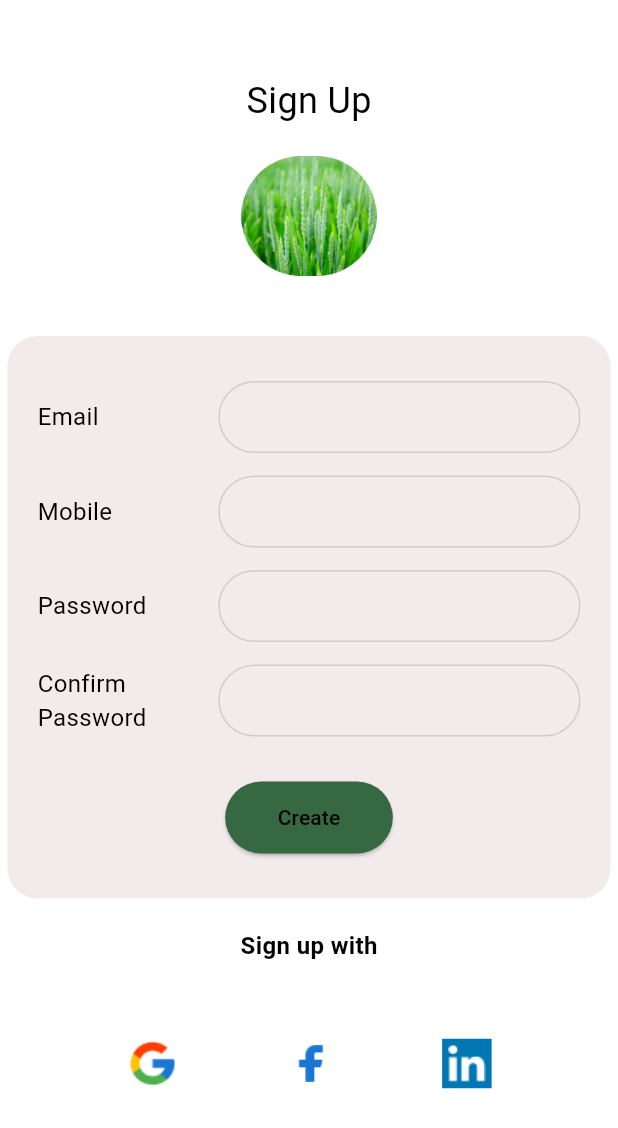
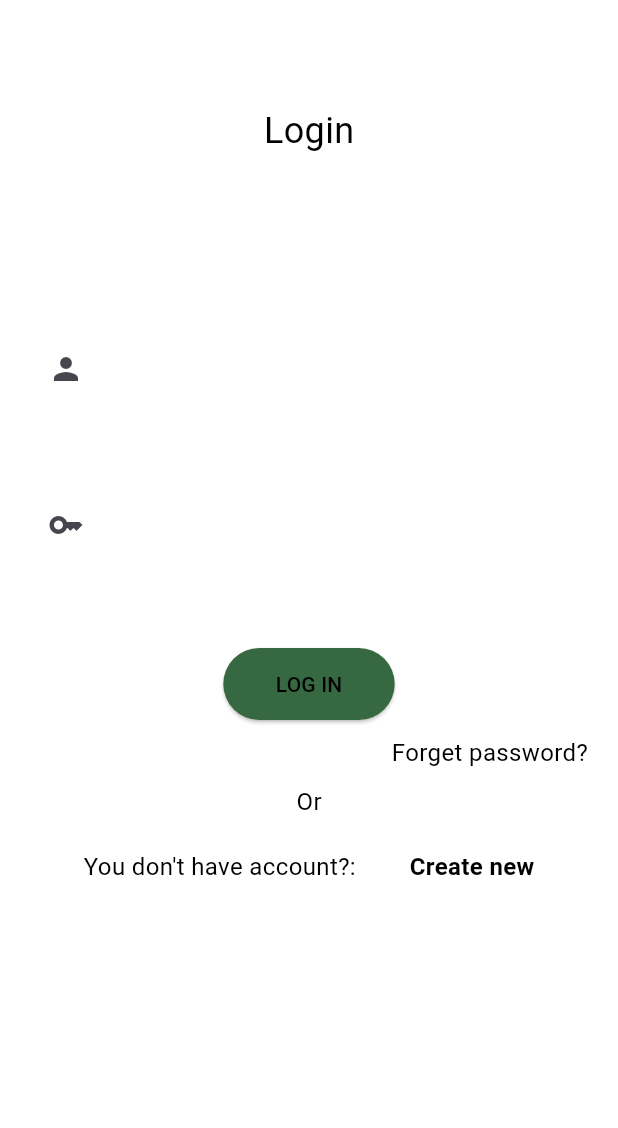
Before and after one commit to bikash990/assessment, a Flutter app: the screen it shows after launch, on a phone screen of 412 x 824 dp. Shown: the top 1128 px of the screen. Run offline on Flutter 3.47's test engine with Material 3 defaults, Android fonts, the phone set to English and light mode, and no system bars.

Commit message:
added: login screen and manage route

```diff
--- a/lib/feature/login/view/login_screen.dart
+++ b/lib/feature/login/view/login_screen.dart
@@ -1,7 +1,5 @@
-import 'package:agriculture_app/constant/image_constant.dart';
-import 'package:agriculture_app/feature/help_page/help_screen.dart';
-import 'package:agriculture_app/feature/home_page/view/home_screen.dart';
-import 'package:agriculture_app/feature/login/widget/text_field_widget.dart';
+import 'package:agriculture_app/feature/bottom_navigation/bottom_navigation_screen.dart';
+import 'package:agriculture_app/feature/register/register_screen.dart';
 import 'package:flutter/material.dart';
 
 class LoginScreen extends StatefulWidget {
@@ -13,159 +11,156 @@ class LoginScreen extends StatefulWidget {
 
 class _LoginScreenState extends State<LoginScreen> {
   final _formKey = GlobalKey<FormState>();
-  final _passwordController = TextEditingController();
-  final _confirmPasswordController = TextEditingController();
 
   @override
   Widget build(BuildContext context) {
     return Scaffold(
       backgroundColor: Colors.white.withOpacity(0.75),
       body: SafeArea(
+        child: SingleChildScrollView(
           child: Padding(
-          padding: const EdgeInsets.symmetric(horizontal: 5, vertical: 50),
-          child: SingleChildScrollView(
+            padding: const EdgeInsets.symmetric(horizontal: 20, vertical: 70),
+            child: Form(
+              key: _formKey,
               child: Column(
                 children: [
                   const Text(
-                  'Sign Up',
+                    'Login',
                     style: TextStyle(
                         fontSize: 24,
                         color: Colors.black,
                         fontWeight: FontWeight.w400),
                   ),
-                SizedBox(
-                  height: 20,
+                  const SizedBox(
+                    height: 100,
                   ),
-                Image.asset(
-                  ImageConstant.cropImage,
-                  height: 80,
-                ),
-                const SizedBox(
-                  height: 40,
-                ),
-                Form(
-                  key: _formKey,
-                  child: Container(
-                    decoration: BoxDecoration(
-                        borderRadius: BorderRadius.circular(20),
-                        color: Color(0xffF3EBEB)),
-                    child: Padding(
-                      padding:
-                          EdgeInsets.symmetric(horizontal: 20, vertical: 30),
-                      child: Column(
-                        crossAxisAlignment: CrossAxisAlignment.start,
-                        children: [
-                          TextFieldRow(
-                            text: 'Email',
-                            isPassword: false,
+                  TextFormField(
+                    autovalidateMode: AutovalidateMode.onUserInteraction,
                     validator: (value) {
                       if (value == null || value.isEmpty) {
                         return 'please enter  your email';
                       }
                       return null;
                     },
+                    decoration: InputDecoration(
+                      contentPadding: const EdgeInsetsDirectional.symmetric(
+                          vertical: 30, horizontal: 10),
+                      fillColor: Colors.white,
+                      filled: true,
+                      border: OutlineInputBorder(
+                        borderRadius: BorderRadius.circular(30),
+                        borderSide: BorderSide.none,
                       ),
-                          SizedBox(
-                            height: 15,
+                      enabledBorder: OutlineInputBorder(
+                        borderSide: const BorderSide(color: Colors.transparent),
+                        borderRadius: BorderRadius.circular(30),
                       ),
-                          TextFieldRow(
-                            text: 'Mobile',
-                            isPassword: false,
+                      prefixIcon: const Padding(
+                        padding: EdgeInsets.all(8.0),
+                        child: Icon(Icons.person),
+                      ),
+                    ),
+                  ),
+                  const SizedBox(
+                    height: 20,
+                  ),
+                  TextFormField(
+                    autovalidateMode: AutovalidateMode.onUserInteraction,
+                    obscureText: true,
                     validator: (value) {
                       if (value == null || value.isEmpty) {
-                                return 'please enter  your mobile number';
+                        return 'please enter your password';
                       }
                       return null;
                     },
+                    decoration: InputDecoration(
+                      contentPadding: const EdgeInsetsDirectional.symmetric(
+                          vertical: 30, horizontal: 10),
+                      fillColor: Colors.white,
+                      filled: true,
+                      border: OutlineInputBorder(
+                        borderRadius: BorderRadius.circular(30),
+                        borderSide: BorderSide.none,
                       ),
-                          SizedBox(
-                            height: 15,
+                      enabledBorder: OutlineInputBorder(
+                        borderSide: const BorderSide(color: Colors.transparent),
+                        borderRadius: BorderRadius.circular(30),
                       ),
-                          TextFieldRow(
-                            text: 'Password',
-                            isPassword: true,
-                            controller: _passwordController,
-                            validator: (value) {
-                              if (value == null || value.isEmpty) {
-                                return 'please enter  your password';
-                              }
-                              if (value.length < 6) {
-                                return 'Password must be at least 6 characters long';
-                              }
-                              return null;
-                            },
+                      prefixIcon: const Padding(
+                        padding: EdgeInsets.all(8.0),
+                        child: Icon(Icons.key_outlined),
                       ),
-                          SizedBox(
-                            height: 15,
                     ),
-                          TextFieldRow(
-                            text: 'Confirm Password',
-                            controller: _confirmPasswordController,
-                            isPassword: true,
-                            validator: (value) {
-                              if (value == null || value.isEmpty) {
-                                return 'please enter confirm password';
-                              }
-                              if (value != _passwordController.text) {
-                                return 'password and confirm password do not match';
-                              }
-                              return null;
-                            },
                   ),
                   const SizedBox(
-                            height: 30,
+                    height: 40,
                   ),
-                          Align(
-                            alignment: Alignment.center,
-                            child: ElevatedButton(
+                  ElevatedButton(
                       style: const ButtonStyle(
-                                    padding: WidgetStatePropertyAll(
-                                        EdgeInsets.symmetric(
+                          padding: WidgetStatePropertyAll(EdgeInsets.symmetric(
                               horizontal: 35, vertical: 14)),
-                                    backgroundColor: WidgetStatePropertyAll(
-                                        Color(0xff366842))),
+                          backgroundColor:
+                              WidgetStatePropertyAll(Color(0xff366842))),
                       onPressed: () {
-                                  if (_formKey.currentState?.validate() ??
-                                      false) {
+                        if (_formKey.currentState?.validate() ?? false) {
                           Navigator.push(
                               context,
                               MaterialPageRoute(
-                                            builder: (_) => HelpScreen()));
+                                  builder: (_) =>
+                                      const BottomNavigationScreen()));
                         }
                       },
                       child: const Text(
-                                  'Create',
+                        'LOG IN',
                         style: TextStyle(color: Colors.black),
                       )),
-                          )
-                        ],
+                  const SizedBox(
+                    height: 10,
+                  ),
+                  const Align(
+                    alignment: Alignment.centerRight,
+                    child: Text(
+                      'Forget password?',
+                      style: const TextStyle(
+                          fontWeight: FontWeight.w400,
+                          fontSize: 16,
+                          color: Colors.black),
                     ),
                   ),
+                  SizedBox(
+                    height: 10,
                   ),
+                  const Text(
+                    'Or',
+                    style: TextStyle(
+                        fontWeight: FontWeight.w400,
+                        fontSize: 16,
+                        color: Colors.black),
                   ),
                   SizedBox(
                     height: 20,
                   ),
-                Text(
-                  'Sign up with',
-                  style: TextStyle(
-                      fontSize: 16,
-                      fontWeight: FontWeight.w700,
-                      color: Colors.black),
-                ),
-                SizedBox(
-                  height: 50,
-                ),
                   Row(
                     mainAxisAlignment: MainAxisAlignment.spaceEvenly,
                     children: [
-                    Image.asset(ImageConstant.google),
-                    Image.asset(ImageConstant.faceBook),
-                    Container(
-                        height: 33,
-                        width: 33,
-                        decoration: BoxDecoration(color: Color(0xff0076B2)),
-                        child: Image.asset(ImageConstant.linkDin)),
+                      Text(
+                        "You don't have account?:",
+                        style: TextStyle(
+                            fontWeight: FontWeight.w400,
+                            fontSize: 16,
+                            color: Colors.black),
+                      ),
+                      GestureDetector(
+                        onTap: () => Navigator.pushReplacement(context,
+                            MaterialPageRoute(builder: (_) => SignUpScreen())),
+                        child: Text(
+                          'Create new',
+                          style: TextStyle(
+                              fontWeight: FontWeight.w700,
+                              fontSize: 16,
+                              color: Colors.black),
+                        ),
+                      ),
                     ],
                   )
                 ],
@@ -173,6 +168,7 @@ class _LoginScreenState extends State<LoginScreen> {
             ),
           ),
         ),
+      ),
     );
   }
 }
--- a/lib/feature/login/widget/text_field_widget.dart
+++ b/lib/feature/login/widget/text_field_widget.dart
@@ -43,6 +43,7 @@ class TextFieldRow extends StatelessWidget {
                 borderRadius: BorderRadius.circular(25.0),
               ),
               fillColor: Color(0xffFFFFFF),
+              filled: true,
               enabledBorder: OutlineInputBorder(
                 borderRadius: BorderRadius.circular(25.0),
                 borderSide: BorderSide(
--- a/lib/main.dart
+++ b/lib/main.dart
@@ -1,4 +1,5 @@
 import 'package:agriculture_app/feature/login/view/login_screen.dart';
+import 'package:agriculture_app/feature/register/register_screen.dart';
 import 'package:flutter/material.dart';
 
 void main() {
```
Also changed, not shown: lib/feature/bottom_navigation/bottom_navigation_screen.dart (added, +57 -0 lines), lib/feature/home_page/view/home_screen.dart (+2 -20 lines), lib/feature/notification/notification_screen.dart (added, +38 -0 lines), lib/feature/register/register_screen.dart (added, +180 -0 lines). Lines whose indentation alone changed are shown as unchanged.
